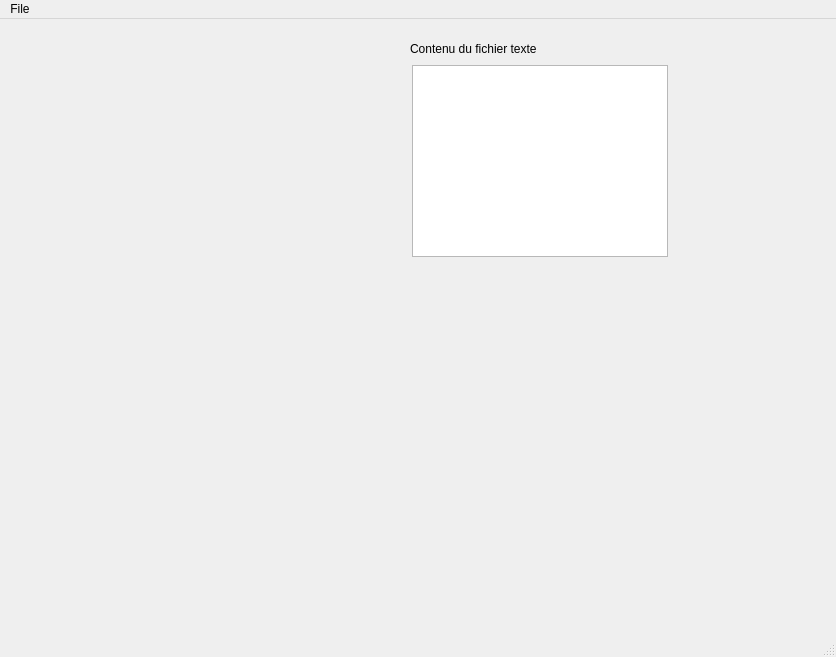
Qt form mainwindow.ui (dicesare/textEditor) before a commit.
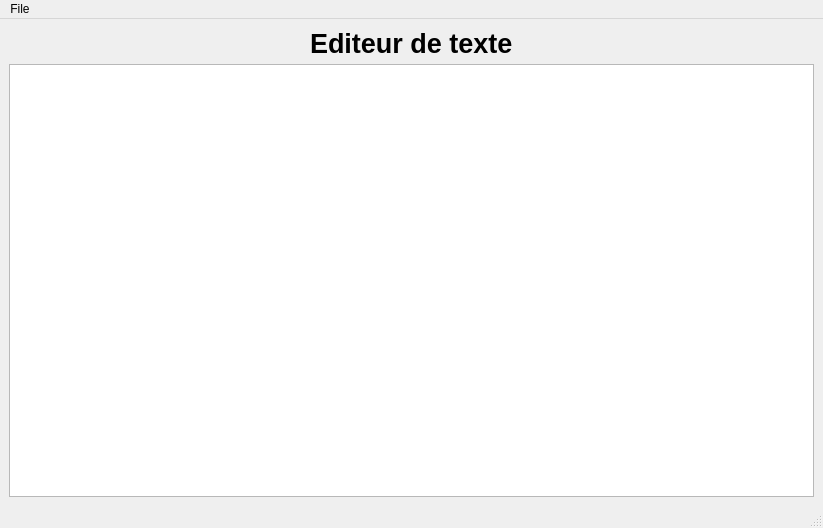
The same form after that commit.

Commit message: responsive box text et lecture de fichier

```diff
--- a/mainwindow.ui
+++ b/mainwindow.ui
@@ -6,46 +6,61 @@
    <rect>
     <x>0</x>
     <y>0</y>
-    <width>836</width>
-    <height>657</height>
+    <width>823</width>
+    <height>528</height>
    </rect>
   </property>
+  <property name="sizePolicy">
+   <sizepolicy hsizetype="Expanding" vsizetype="Expanding">
+    <horstretch>0</horstretch>
+    <verstretch>0</verstretch>
+   </sizepolicy>
+  </property>
   <property name="windowTitle">
    <string>MainWindow</string>
   </property>
   <widget class="QWidget" name="centralwidget">
-   <widget class="QWidget" name="">
-    <property name="geometry">
-     <rect>
-      <x>410</x>
-      <y>20</y>
-      <width>258</width>
-      <height>218</height>
-     </rect>
-    </property>
+   <layout class="QVBoxLayout" name="verticalLayout_2">
+    <item>
     <layout class="QVBoxLayout" name="verticalLayout">
-     <property name="sizeConstraint">
-      <enum>QLayout::SetNoConstraint</enum>
-     </property>
-     <item>
-      <widget class="QLabel" name="label">
+      <item alignment="Qt::AlignHCenter|Qt::AlignVCenter">
+       <widget class="QLabel" name="labelTitleBoxText">
+        <property name="minimumSize">
+         <size>
+          <width>200</width>
+          <height>30</height>
+         </size>
+        </property>
+        <property name="maximumSize">
+         <size>
+          <width>16777215</width>
+          <height>30</height>
+         </size>
+        </property>
+        <property name="font">
+         <font>
+          <pointsize>20</pointsize>
+          <bold>true</bold>
+         </font>
+        </property>
        <property name="text">
-        <string>Contenu du fichier texte</string>
+         <string>Editeur de texte</string>
        </property>
       </widget>
      </item>
-     <item alignment="Qt::AlignRight|Qt::AlignVCenter">
+      <item>
       <widget class="QTextEdit" name="windowDisplayText"/>
      </item>
     </layout>
-   </widget>
+    </item>
+   </layout>
   </widget>
   <widget class="QMenuBar" name="menubar">
    <property name="geometry">
     <rect>
      <x>0</x>
      <y>0</y>
-     <width>836</width>
+     <width>823</width>
      <height>23</height>
     </rect>
    </property>
```
Lines whose indentation alone changed are shown as unchanged. The commit also changes 4 other files.
